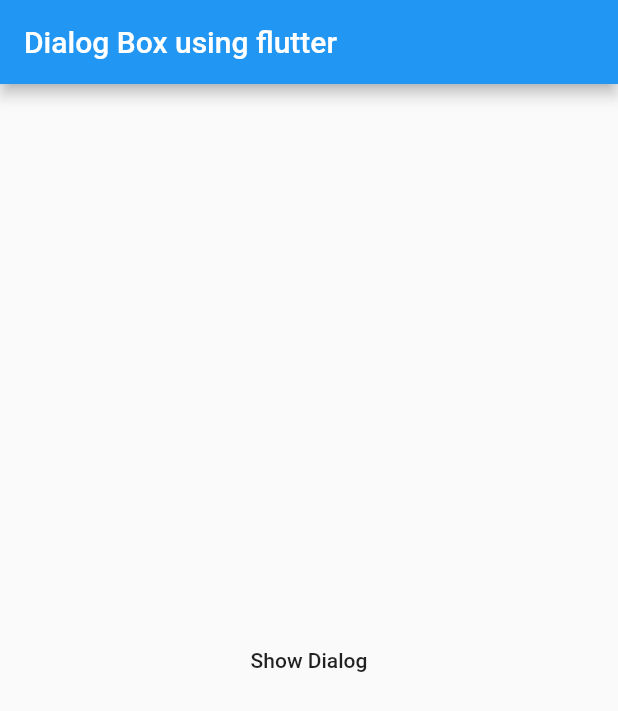
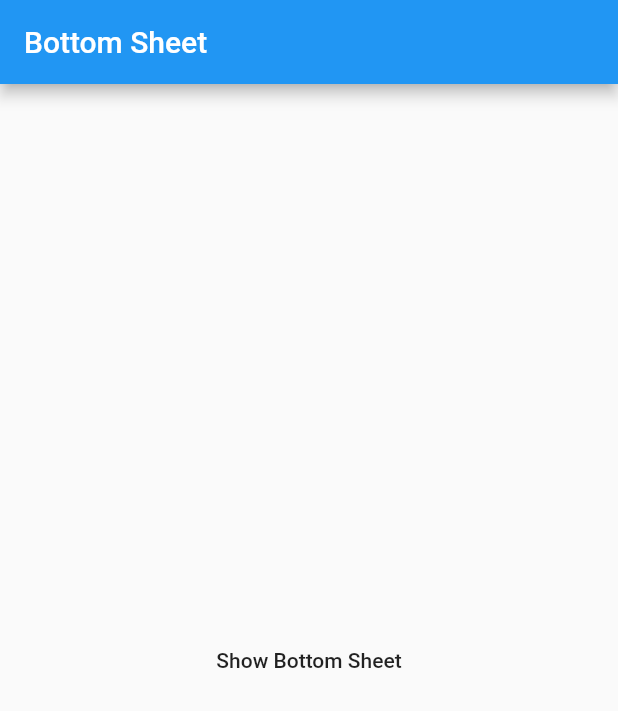
Before and after one commit to Developer-Vijay/StatemanagementGetx, a Flutter app: the screen it shows after launch, on a phone screen of 412 x 824 dp. Shown: the top 711 px of the screen. Run offline on Flutter 3.47's test engine with Material 2 defaults, Android fonts, the phone set to English and light mode, and no system bars; our stand-ins replace get.

Commit message:
Bottom Sheet Learned and Dynamic Change Theme also

```diff
--- /dev/null
+++ b/lib/Widgets/bottom_sheet.dart
@@ -0,0 +1,44 @@
+import 'package:flutter/material.dart';
+import 'package:get/get.dart';
+
+class BottomSheets extends StatelessWidget {
+  const BottomSheets({Key? key}) : super(key: key);
+
+  @override
+  Widget build(BuildContext context) {
+    return SafeArea(
+      child: Scaffold(
+        appBar: AppBar(title: const Text("Bottom Sheet")),
+        body: Center(
+            child: MaterialButton(
+          onPressed: () {
+            Get.bottomSheet(
+              Wrap(children: [
+                // Here Get.theme is used for the changing the theme of
+                //the screen but its not working now later on i will make it rum.
+                ListTile(
+                  leading: const Icon(Icons.wb_sunny_outlined),
+                  title: const Text("Light Theme"),
+                  onTap: () => {Get.changeTheme(ThemeData.light())},
+                ),
+                ListTile(
+                  title: const Text("Dark Theme"),
+                  leading: const Icon(Icons.wb_sunny_outlined),
+                  onTap: () {
+                    Get.changeTheme(ThemeData.dark());
+                  },
+                )
+              ]),
+              //barrierColor: Colors.grey,
+              shape: RoundedRectangleBorder(
+                  borderRadius: BorderRadius.circular(15)),
+              backgroundColor: Colors.white,
+              isDismissible: true,
+            );
+          },
+          child: const Text("Show Bottom Sheet"),
+        )),
+      ),
+    );
+  }
+}
--- a/lib/main.dart
+++ b/lib/main.dart
@@ -1,6 +1,6 @@
 import 'package:flutter/material.dart';
 import 'package:get/get_navigation/src/root/get_material_app.dart';
-import 'package:getx_learning/Widgets/dialog_box.dart';
+import 'package:getx_learning/Widgets/bottom_sheet.dart';
 
 void main() {
   runApp(const MyApp());
@@ -14,7 +14,7 @@ class MyApp extends StatelessWidget {
     return const GetMaterialApp(
       debugShowCheckedModeBanner: false,
       title: "GetX Tutorial",
-      home: DialogBox(),
+      home: BottomSheets(),
     );
   }
 }
```
